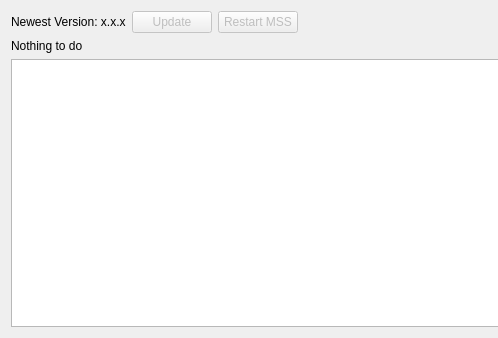
The window that mslib/msui/ui/ui_updater_dialog.ui (Open-MSS/MSS) describes before a commit, drawn with Qt 5; both pictures show x 0 to 498 and y 0 to 338 of the 854 by 338 pixel window.
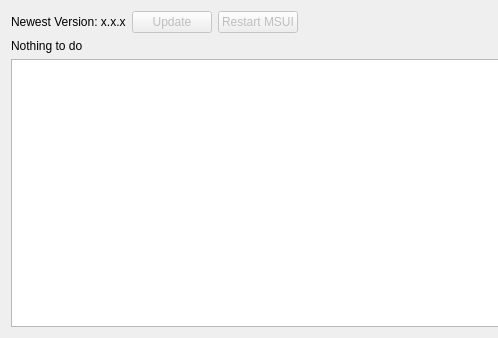
The same window after the commit.

```diff
--- a/mslib/msui/ui/ui_updater_dialog.ui
+++ b/mslib/msui/ui/ui_updater_dialog.ui
@@ -42,7 +42,7 @@
         <bool>false</bool>
        </property>
        <property name="text">
-        <string>Restart MSS</string>
+        <string>Restart MSUI</string>
        </property>
       </widget>
      </item>
```
